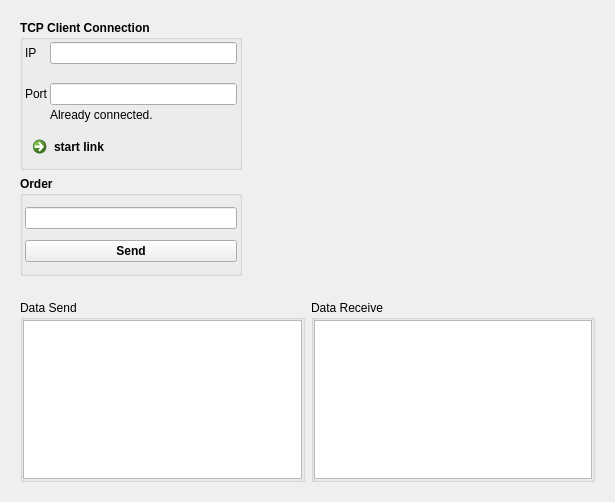
Before: the Qt Designer form widget.ui in ligoho/DJPlus-Simple-Image-Caption-, drawn with Qt 5.
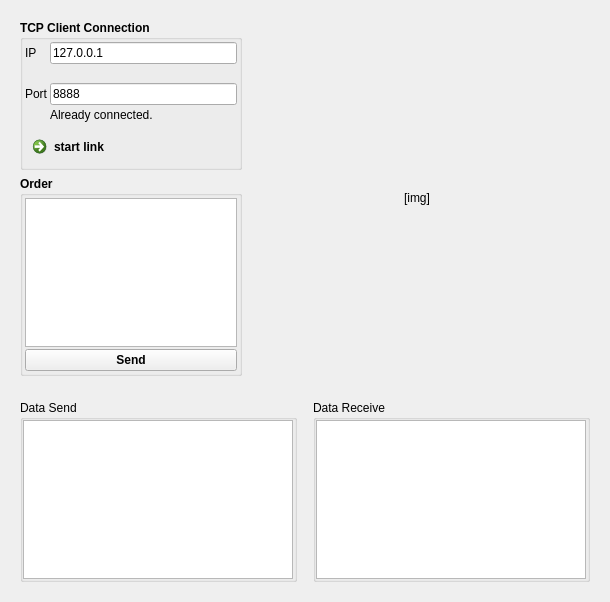
After: the same form once the commit is applied.

```diff
--- a/widget.ui
+++ b/widget.ui
@@ -6,16 +6,28 @@
    <rect>
     <x>0</x>
     <y>0</y>
-    <width>611</width>
-    <height>498</height>
+    <width>610</width>
+    <height>598</height>
    </rect>
   </property>
+  <property name="sizePolicy">
+   <sizepolicy hsizetype="Expanding" vsizetype="Expanding">
+    <horstretch>0</horstretch>
+    <verstretch>0</verstretch>
+   </sizepolicy>
+  </property>
   <property name="windowTitle">
    <string>StongerThanDJI Ver1.0</string>
   </property>
   <layout class="QVBoxLayout" name="verticalLayout">
    <item>
     <widget class="QWidget" name="widget" native="true">
+     <property name="sizePolicy">
+      <sizepolicy hsizetype="Fixed" vsizetype="Fixed">
+       <horstretch>0</horstretch>
+       <verstretch>0</verstretch>
+      </sizepolicy>
+     </property>
      <layout class="QHBoxLayout" name="horizontalLayout">
       <property name="spacing">
        <number>3</number>
@@ -95,6 +107,9 @@
                 <bold>false</bold>
                </font>
               </property>
+              <property name="text">
+               <string>127.0.0.1</string>
+              </property>
              </widget>
             </item>
             <item row="3" column="0">
@@ -116,6 +131,9 @@
                 <bold>false</bold>
                </font>
               </property>
+              <property name="text">
+               <string>8888</string>
+              </property>
              </widget>
             </item>
             <item row="4" column="1">
@@ -252,13 +270,13 @@
            <property name="minimumSize">
             <size>
              <width>222</width>
-             <height>100</height>
+             <height>200</height>
             </size>
            </property>
            <property name="maximumSize">
             <size>
              <width>222</width>
-             <height>100</height>
+             <height>200</height>
             </size>
            </property>
            <property name="font">
@@ -286,11 +304,13 @@
              <number>2</number>
             </property>
             <item>
-             <widget class="QLineEdit" name="command">
-              <property name="font">
-               <font>
-                <bold>false</bold>
-               </font>
+             <widget class="QTextEdit" name="command">
+              <property name="html">
+               <string>&lt;!DOCTYPE HTML PUBLIC &quot;-//W3C//DTD HTML 4.0//EN&quot; &quot;http://www.w3.org/TR/REC-html40/strict.dtd&quot;&gt;
+&lt;html&gt;&lt;head&gt;&lt;meta name=&quot;qrichtext&quot; content=&quot;1&quot; /&gt;&lt;meta charset=&quot;utf-8&quot; /&gt;&lt;style type=&quot;text/css&quot;&gt;
+p, li { white-space: pre-wrap; }
+&lt;/style&gt;&lt;/head&gt;&lt;body style=&quot; font-family:'Microsoft YaHei UI'; font-size:9pt; font-weight:700; font-style:normal;&quot;&gt;
+&lt;p style=&quot;-qt-paragraph-type:empty; margin-top:0px; margin-bottom:0px; margin-left:0px; margin-right:0px; -qt-block-indent:0; text-indent:0px;&quot;&gt;&lt;br /&gt;&lt;/p&gt;&lt;/body&gt;&lt;/html&gt;</string>
               </property>
              </widget>
             </item>
@@ -307,17 +327,88 @@
         </layout>
        </widget>
       </item>
+      <item>
+       <spacer name="horizontalSpacer_2">
+        <property name="orientation">
+         <enum>Qt::Horizontal</enum>
+        </property>
+        <property name="sizeType">
+         <enum>QSizePolicy::Fixed</enum>
+        </property>
+        <property name="sizeHint" stdset="0">
+         <size>
+          <width>150</width>
+          <height>20</height>
+         </size>
+        </property>
+       </spacer>
+      </item>
       <item>
        <widget class="QWidget" name="img" native="true">
+        <property name="sizePolicy">
+         <sizepolicy hsizetype="Fixed" vsizetype="Fixed">
+          <horstretch>0</horstretch>
+          <verstretch>0</verstretch>
+         </sizepolicy>
+        </property>
         <property name="minimumSize">
          <size>
-          <width>350</width>
-          <height>270</height>
+          <width>0</width>
+          <height>0</height>
          </size>
         </property>
         <property name="contextMenuPolicy">
          <enum>Qt::NoContextMenu</enum>
         </property>
+        <layout class="QHBoxLayout" name="horizontalLayout_5">
+         <property name="spacing">
+          <number>0</number>
+         </property>
+         <property name="leftMargin">
+          <number>0</number>
+         </property>
+         <property name="topMargin">
+          <number>0</number>
+         </property>
+         <property name="rightMargin">
+          <number>0</number>
+         </property>
+         <property name="bottomMargin">
+          <number>0</number>
+         </property>
+         <item>
+          <widget class="QLabel" name="img_2">
+           <property name="sizePolicy">
+            <sizepolicy hsizetype="Fixed" vsizetype="Fixed">
+             <horstretch>0</horstretch>
+             <verstretch>0</verstretch>
+            </sizepolicy>
+           </property>
+           <property name="text">
+            <string>[img]</string>
+           </property>
+           <property name="alignment">
+            <set>Qt::AlignCenter</set>
+           </property>
+          </widget>
+         </item>
+         <item>
+          <spacer name="horizontalSpacer_3">
+           <property name="orientation">
+            <enum>Qt::Horizontal</enum>
+           </property>
+           <property name="sizeType">
+            <enum>QSizePolicy::Fixed</enum>
+           </property>
+           <property name="sizeHint" stdset="0">
+            <size>
+             <width>40</width>
+             <height>20</height>
+            </size>
+           </property>
+          </spacer>
+         </item>
+        </layout>
        </widget>
       </item>
      </layout>
@@ -354,11 +445,46 @@
           <number>0</number>
          </property>
          <item>
-          <widget class="QTextEdit" name="receiveText"/>
+          <widget class="QTextEdit" name="sendText">
+           <property name="sizePolicy">
+            <sizepolicy hsizetype="Preferred" vsizetype="Preferred">
+             <horstretch>0</horstretch>
+             <verstretch>0</verstretch>
+            </sizepolicy>
+           </property>
+           <property name="minimumSize">
+            <size>
+             <width>270</width>
+             <height>158</height>
+            </size>
+           </property>
+           <property name="maximumSize">
+            <size>
+             <width>270</width>
+             <height>16777215</height>
+            </size>
+           </property>
+          </widget>
          </item>
         </layout>
        </widget>
       </item>
+      <item>
+       <spacer name="horizontalSpacer">
+        <property name="orientation">
+         <enum>Qt::Horizontal</enum>
+        </property>
+        <property name="sizeType">
+         <enum>QSizePolicy::Minimum</enum>
+        </property>
+        <property name="sizeHint" stdset="0">
+         <size>
+          <width>10</width>
+          <height>20</height>
+         </size>
+        </property>
+       </spacer>
+      </item>
       <item>
        <widget class="QGroupBox" name="groupBox_4">
         <property name="title">
@@ -381,7 +507,29 @@
           <number>0</number>
          </property>
          <item>
-          <widget class="QTextEdit" name="sendText"/>
+          <widget class="QTextEdit" name="receiveText">
+           <property name="enabled">
+            <bool>true</bool>
+           </property>
+           <property name="sizePolicy">
+            <sizepolicy hsizetype="Preferred" vsizetype="Preferred">
+             <horstretch>0</horstretch>
+             <verstretch>0</verstretch>
+            </sizepolicy>
+           </property>
+           <property name="minimumSize">
+            <size>
+             <width>270</width>
+             <height>158</height>
+            </size>
+           </property>
+           <property name="maximumSize">
+            <size>
+             <width>270</width>
+             <height>16777215</height>
+            </size>
+           </property>
+          </widget>
          </item>
         </layout>
        </widget>
```
